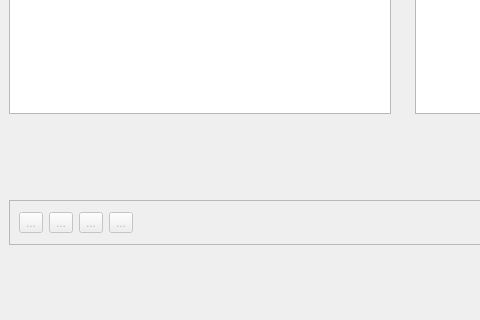
Old version of the form mainwindow.ui in the repository ArashMassoudieh/SedSat3; both pictures show x 0 to 480 and y 280 to 600 of the 1047 by 600 pixel window.
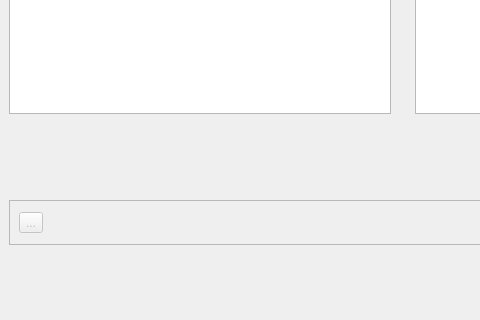
New version of the form.

Diff of the .ui file:
```diff
--- a/mainwindow.ui
+++ b/mainwindow.ui
@@ -116,24 +116,6 @@
           <property name="text">
            <string>...</string>
           </property>
-         </widget>
-        </item>
-        <item>
-         <widget class="QToolButton" name="toolButton_3">
-          <property name="text">
-           <string>...</string>
-          </property>
-         </widget>
-        </item>
-        <item>
-         <widget class="QToolButton" name="toolButton_2">
-          <property name="text">
-           <string>...</string>
-          </property>
-         </widget>
-        </item>
-        <item>
-         <widget class="QToolButton" name="toolButton">
           <property name="text">
            <string>...</string>
           </property>
```
Left out of the diff: 6 changed lines with no effect on the pictures.
